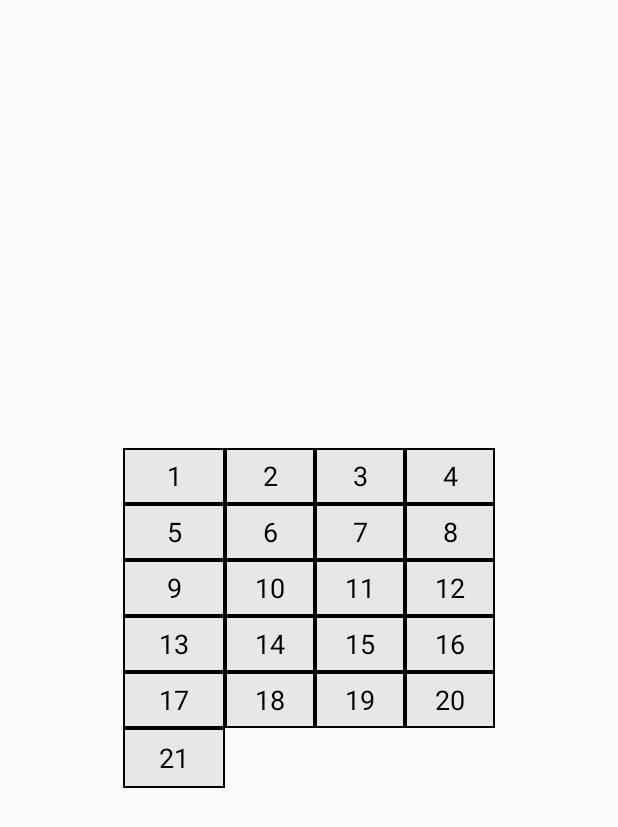
After one commit to jittanan14/Yhinyhang-master, an Android app: the TableQuestionActivity screen opened directly, with no data from a screen before it, on a phone screen of 412 x 824 dp. The commit adds this screen. Shown: the top 827 px of the screen. Run offline under Robolectric (Android 15) with nearby library versions, the light colour scheme and no system bars.

Commit message:
create table and push change question page (finding how to)

```diff
--- a/app/src/main/java/com/example/jittanan/yhinyhang/Fragments/Fragment_profile.java
+++ b/app/src/main/java/com/example/jittanan/yhinyhang/Fragments/Fragment_profile.java
@@ -4,15 +4,19 @@ package com.example.jittanan.yhinyhang.Fragments;
 import android.content.Intent;
 import android.content.SharedPreferences;
 import android.os.Bundle;
+import android.os.Handler;
 import android.support.v4.app.Fragment;
+import android.support.v4.widget.SwipeRefreshLayout;
 import android.view.LayoutInflater;
 import android.view.View;
 import android.view.ViewGroup;
 import android.widget.LinearLayout;
 import android.widget.TextView;
+import android.widget.Toast;
 
 import com.example.jittanan.yhinyhang.Question;
 import com.example.jittanan.yhinyhang.R;
+import com.example.jittanan.yhinyhang.api.RetrofitClient;
 import com.squareup.picasso.Picasso;
 
 import de.hdodenhof.circleimageview.CircleImageView;
@@ -26,10 +30,11 @@ public class Fragment_profile extends Fragment {
 
     private CircleImageView userProfile;
     private TextView emailTextView, usernameTextView, genderTextView, birthdayTextView, elementTextView, foodLoseTextView, bodyTextView, numYhinTextView, numYhangTextView;
-
     private SharedPreferences sp;
     private String PREF_NAME = "Log in";
     private LinearLayout layout_Gotoquestion;
+    private SwipeRefreshLayout swipeRefreshLayout;
+    RetrofitClient retro ;
 
     public Fragment_profile() {
         // Required empty public constructor
@@ -43,7 +48,6 @@ public class Fragment_profile extends Fragment {
         userProfile = view.findViewById(R.id.user_profile);
         layout_Gotoquestion = view.findViewById(R.id.layout_Gotoquestion);
         sp = getActivity().getSharedPreferences(PREF_NAME, MODE_PRIVATE);
-
         emailTextView = view.findViewById(R.id.email_text_view);
         usernameTextView = view.findViewById(R.id.username_text_view);
         genderTextView = view.findViewById(R.id.gender_text_view);
@@ -55,6 +59,10 @@ public class Fragment_profile extends Fragment {
         numYhangTextView = view.findViewById(R.id.num_yhang_text_view);
         userProfile = view.findViewById(R.id.user_profile);
 
+        //Pull to Refresh
+        swipeRefreshLayout = view.findViewById(R.id.swipe_refresh_layout);
+
+
 
         String email    = sp.getString("email", "");
         String username = sp.getString("username", "");
@@ -64,8 +72,8 @@ public class Fragment_profile extends Fragment {
         String foodLose = sp.getString("foodLose", "");
         String image    = sp.getString("image", "");
         String body     = sp.getString("body", "");
-        String numYhin  = sp.getString("numYhin", "");
-        String numYhang = sp.getString("numYhang", "");
+      final  String numYhin  = sp.getString("numYhin", "");
+      final  String numYhang = sp.getString("numYhang", "");
 
 
         emailTextView.setText(email);
@@ -105,9 +113,40 @@ public class Fragment_profile extends Fragment {
             }
         });
 
+        swipeRefreshLayout.setOnRefreshListener(new SwipeRefreshLayout.OnRefreshListener() {
+            @Override
+           public void onRefresh() {
+
+                Toast.makeText(getContext(),"Refresh",Toast.LENGTH_SHORT).show();
+
+                new Handler().postDelayed(new Runnable() {
+                    @Override
+                    public void run() {
+                        swipeRefreshLayout.setRefreshing(false);
+
+                    }
+                }, 200);
+
+            }
+        });
+//
+//        Call<User> call = retro.getApi().updateYhinYhang(numYhin,numYhang);
+//        call.enqueue(new Callback<DefaultResponse>() {
+//            @Override
+//            public void onResponse(Call<DefaultResponse> call, Response<DefaultResponse> response) {
+//                DefaultResponse res = response.body();
+////                if(res.isStatus()){
+////
+////                }
+//            }
+//
+//            @Override
+//            public void onFailure(Call<DefaultResponse> call, Throwable t) {
+//
+//            }
+//        });
+
         return view;
     }
 
-
-
 }
--- /dev/null
+++ b/app/src/main/java/com/example/jittanan/yhinyhang/TableQuestionActivity.java
@@ -0,0 +1,14 @@
+package com.example.jittanan.yhinyhang;
+
+import android.support.v7.app.AppCompatActivity;
+import android.os.Bundle;
+
+public class TableQuestionActivity extends AppCompatActivity {
+
+    @Override
+    protected void onCreate(Bundle savedInstanceState) {
+        super.onCreate(savedInstanceState);
+        setContentView(R.layout.activity_layout_numbertable_question);
+        getSupportActionBar().hide();
+    }
+}
--- /dev/null
+++ b/app/src/main/res/drawable/bg_grey.xml
@@ -0,0 +1,9 @@
+<?xml version="1.0" encoding="utf-8"?>
+<shape xmlns:android="http://schemas.android.com/apk/res/android"
+    android:shape="rectangle">
+
+    <solid android:color="#9B9B9B"/>
+    <corners android:radius="15dp" />
+
+
+</shape>
--- /dev/null
+++ b/app/src/main/res/drawable/bg_login_text.xml
@@ -0,0 +1,9 @@
+<?xml version="1.0" encoding="utf-8"?>
+<shape xmlns:android="http://schemas.android.com/apk/res/android"
+android:shape="rectangle">
+
+<solid android:color="#E7E7E7"/>
+<corners android:radius="15dp" />
+
+
+</shape>
--- /dev/null
+++ b/app/src/main/res/drawable/bg_table.xml
@@ -0,0 +1,4 @@
+<shape xmlns:android="http://schemas.android.com/apk/res/android" android:shape="rectangle" >
+    <solid android:color="#E7E7E7" />
+    <stroke android:width="1dip" android:color="#000"/>
+</shape>
--- /dev/null
+++ b/app/src/main/res/layout/activity_layout_numbertable_question.xml
@@ -0,0 +1,283 @@
+<?xml version="1.0" encoding="utf-8"?>
+<RelativeLayout xmlns:android="http://schemas.android.com/apk/res/android"
+    xmlns:tools="http://schemas.android.com/tools"
+    android:layout_width="match_parent"
+    android:layout_height="match_parent"
+    android:orientation="vertical"
+    tools:context=".TableQuestionActivity">
+
+    <LinearLayout
+        android:id="@+id/layout_table"
+        android:layout_width="wrap_content"
+        android:layout_height="wrap_content"
+        android:layout_centerInParent="true">
+
+
+        <TableLayout
+            android:layout_width="wrap_content"
+            android:layout_height="wrap_content">
+
+            <TableRow
+                android:layout_width="match_parent"
+                android:layout_height="match_parent">
+
+                <TextView
+                    android:id="@+id/bt1"
+                    android:layout_width="60dp"
+                    android:layout_height="37dp"
+                    android:background="@drawable/bg_table"
+                    android:gravity="center"
+                    android:text="1"
+                    android:textColor="#000"
+                    android:textSize="18dp"
+
+                    />
+
+                <TextView
+                    android:id="@+id/bt2"
+                    android:layout_width="60dp"
+                    android:layout_height="37dp"
+                    android:background="@drawable/bg_table"
+                    android:gravity="center"
+                    android:text="2"
+                    android:textColor="#000"
+                    android:textSize="18dp" />
+
+
+                <TextView
+                    android:id="@+id/bt3"
+                    android:layout_width="60dp"
+                    android:layout_height="37dp"
+                    android:background="@drawable/bg_table"
+                    android:gravity="center"
+                    android:text="3"
+                    android:textColor="#000"
+                    android:textSize="18dp" />
+
+                <TextView
+                    android:id="@+id/bt4"
+                    android:layout_width="60dp"
+                    android:layout_height="37dp"
+                    android:background="@drawable/bg_table"
+                    android:gravity="center"
+                    android:text="4"
+                    android:textColor="#000"
+                    android:textSize="18dp" />
+            </TableRow>
+
+            <TableRow
+                android:layout_width="match_parent"
+                android:layout_height="match_parent">
+
+                <TextView
+                    android:id="@+id/bt5"
+                    android:layout_width="60dp"
+                    android:layout_height="37dp"
+                    android:background="@drawable/bg_table"
+                    android:text="5"
+                    android:gravity="center"
+                    android:textSize="18dp"
+                    android:textColor="#000"
+                    />
+
+                <TextView
+                    android:id="@+id/bt6"
+                    android:layout_width="60dp"
+                    android:layout_height="37dp"
+                    android:background="@drawable/bg_table"
+                    android:text="6"
+                    android:gravity="center"
+                    android:textSize="18dp"
+                    android:textColor="#000"
+                    />
+
+                <TextView
+                    android:id="@+id/bt7"
+                    android:layout_width="60dp"
+                    android:layout_height="37dp"
+                    android:background="@drawable/bg_table"
+                    android:text="7"
+                    android:gravity="center"
+                    android:textSize="18dp"
+                    android:textColor="#000"
+                    />
+
+                <TextView
+                    android:id="@+id/bt8"
+                    android:layout_width="60dp"
+                    android:layout_height="37dp"
+                    android:background="@drawable/bg_table"
+                    android:text="8"
+                    android:gravity="center"
+                    android:textSize="18dp"
+                    android:textColor="#000"
+                    />
+            </TableRow>
+
+            <TableRow
+                android:layout_width="match_parent"
+                android:layout_height="match_parent">
+
+                <TextView
+                    android:id="@+id/bt9"
+                    android:layout_width="60dp"
+                    android:layout_height="37dp"
+                    android:background="@drawable/bg_table"
+                    android:text="9"
+                    android:gravity="center"
+                    android:textSize="18dp"
+                    android:textColor="#000"
+                    />
+
+                <TextView
+                    android:id="@+id/bt10"
+                    android:layout_width="60dp"
+                    android:layout_height="37dp"
+                    android:background="@drawable/bg_table"
+                    android:text="10"
+                    android:gravity="center"
+                    android:textSize="18dp"
+                    android:textColor="#000"
+                    />
+
+                <TextView
+                    android:id="@+id/bt11"
+                    android:layout_width="60dp"
+                    android:layout_height="37dp"
+                    android:background="@drawable/bg_table"
+                    android:text="11"
+                    android:gravity="center"
+                    android:textSize="18dp"
+                    android:textColor="#000"
+                    />
+
+                <TextView
+                    android:id="@+id/bt12"
+                    android:layout_width="60dp"
+                    android:layout_height="37dp"
+                    android:background="@drawable/bg_table"
+                    android:text="12"
+                    android:gravity="center"
+                    android:textSize="18dp"
+                    android:textColor="#000"
+                    />
+            </TableRow>
+
+            <TableRow
+                android:layout_width="match_parent"
+                android:layout_height="match_parent">
+
+                <TextView
+                    android:id="@+id/bt13"
+                    android:layout_width="60dp"
+                    android:layout_height="37dp"
+                    android:background="@drawable/bg_table"
+                    android:text="13"
+                    android:gravity="center"
+                    android:textSize="18dp"
+                    android:textColor="#000"
+                    />
+
+                <TextView
+                    android:id="@+id/bt14"
+                    android:layout_width="60dp"
+                    android:layout_height="37dp"
+                    android:background="@drawable/bg_table"
+                    android:text="14"
+                    android:gravity="center"
+                    android:textSize="18dp"
+                    android:textColor="#000"
+                    />
+
+                <TextView
+                    android:id="@+id/bt15"
+                    android:layout_width="60dp"
+                    android:layout_height="37dp"
+                    android:background="@drawable/bg_table"
+                    android:text="15"
+                    android:gravity="center"
+                    android:textSize="18dp"
+                    android:textColor="#000"
+                    />
+
+                <TextView
+                    android:id="@+id/bt16"
+                    android:layout_width="60dp"
+                    android:layout_height="37dp"
+                    android:background="@drawable/bg_table"
+                    android:text="16"
+                    android:gravity="center"
+                    android:textSize="18dp"
+                    android:textColor="#000"
+                    />
+            </TableRow>
+
+            <TableRow
+                android:layout_width="match_parent"
+                android:layout_height="match_parent">
+
+                <TextView
+                    android:id="@+id/bt17"
+                    android:layout_width="60dp"
+                    android:layout_height="37dp"
+                    android:background="@drawable/bg_table"
+                    android:gravity="center"
+                    android:textSize="18dp"
+                    android:text="17"
+                    android:textColor="#000"
+                    />
+
+                <TextView
+                    android:id="@+id/bt18"
+                    android:layout_width="60dp"
+                    android:layout_height="37dp"
+                    android:background="@drawable/bg_table"
+                    android:text="18"
+                    android:gravity="center"
+                    android:textSize="18dp"
+                    android:textColor="#000"
+                    />
+
+                <TextView
+                    android:id="@+id/bt19"
+                    android:layout_width="60dp"
+                    android:layout_height="37dp"
+                    android:background="@drawable/bg_table"
+                    android:text="19"
+                    android:gravity="center"
+                    android:textSize="18dp"
+                    android:textColor="#000"
+                    />
+                <TextView
+                    android:id="@+id/bt20"
+                    android:layout_width="60dp"
+                    android:layout_height="37dp"
+                    android:background="@drawable/bg_table"
+                    android:text="20"
+                    android:gravity="center"
+                    android:textSize="18dp"
+                    android:textColor="#000"
+                    />
+            </TableRow>
+
+            <TableRow
+                android:layout_width="match_parent"
+                android:layout_height="match_parent">
+
+                <TextView
+                    android:id="@+id/bt21"
+                    android:layout_width="68dp"
+                    android:layout_height="40dp"
+                    android:background="@drawable/bg_table"
+                    android:gravity="center"
+                    android:text="21"
+                    android:textColor="#000"
+                    android:textSize="18dp" />
+
+            </TableRow>
+
+        </TableLayout>
+
+    </LinearLayout>
+
+</RelativeLayout>
--- a/app/src/main/res/layout/activity_log_in.xml
+++ b/app/src/main/res/layout/activity_log_in.xml
@@ -8,41 +8,33 @@
     android:orientation="vertical"
     tools:context=".LoginActivity">
 
-    <RelativeLayout
-        android:id="@+id/yhin"
-        android:layout_width="wrap_content"
+
+    <LinearLayout
+        android:id="@+id/layout1"
+        android:layout_width="match_parent"
         android:layout_height="wrap_content"
-        android:layout_centerHorizontal="true">
+        android:layout_centerVertical="true"
+        android:layout_marginLeft="20dp"
+        android:layout_marginRight="20dp"
+        android:background="@drawable/bg_main2"
+        android:orientation="vertical"
+        android:padding="10dp">
 
 
 
         <TextView
             android:id="@+id/yhinyhang"
-            android:layout_width="wrap_content"
+            android:layout_width="match_parent"
             android:layout_height="wrap_content"
-            android:layout_marginTop="270dp"
             android:fontFamily="@font/printable4u"
-            android:text="YIN YANG"
-            android:textColor="#F5F3F3"
+            android:text=" YIN YANG "
+            android:textColor="#000"
             android:textSize="50dp"
             android:textStyle="bold"
+            android:gravity="center_horizontal"
             />
 
 
-    </RelativeLayout>
-
-    <LinearLayout
-        android:id="@+id/layout1"
-        android:layout_width="match_parent"
-        android:layout_height="wrap_content"
-        android:layout_below="@+id/yhin"
-        android:layout_centerVertical="true"
-        android:layout_marginLeft="20dp"
-        android:layout_marginTop="1dp"
-        android:layout_marginRight="20dp"
-        android:background="@drawable/bg_main2"
-        android:orientation="vertical"
-        android:padding="10dp">
 
         <EditText
             android:id="@+id/TextEmail_login"
@@ -92,7 +84,7 @@
                 android:fontFamily="@font/printable4u"
                 android:gravity="center"
                 android:text="Sign in"
-                android:textSize="40px"
+                android:textSize="50px"
                 android:textStyle="bold"
 
                 />
@@ -120,7 +112,7 @@
                 android:fontFamily="@font/printable4u"
                 android:gravity="center"
                 android:text="Sign up"
-                android:textSize="40px"
+                android:textSize="50px"
                 android:textStyle="bold"
 
                 />
--- a/app/src/main/res/layout/activity_register.xml
+++ b/app/src/main/res/layout/activity_register.xml
@@ -12,7 +12,7 @@
         android:id="@+id/toolbar"
         android:layout_width="match_parent"
         android:layout_height="55dp"
-        android:background="@drawable/bg_black"
+        android:background="#000"
         android:baselineAligned="false" />
 
     <TextView
@@ -49,6 +49,8 @@
             android:paddingLeft="20dp"
             android:paddingRight="20dp">
 
+
+
             <de.hdodenhof.circleimageview.CircleImageView
                 xmlns:app="http://schemas.android.com/apk/res-auto"
                 android:id="@+id/pic_user"
@@ -58,17 +60,28 @@
                 android:layout_marginTop="25dp"
                 android:src="@drawable/ic_account_circle_black_24dp" />
 
+        <LinearLayout
+            android:id="@+id/layout"
+            android:layout_width="match_parent"
+            android:layout_height="wrap_content"
+            android:layout_centerVertical="true"
+            android:layout_marginTop="10dp"
+            android:background="@drawable/bg_login_text"
+            android:orientation="vertical"
+            android:padding="10dp">
+
             <android.support.design.widget.TextInputLayout
                 android:id="@+id/TextEmail"
                 android:layout_width="match_parent"
                 android:layout_height="wrap_content"
                 android:layout_marginTop="10dp"
-                android:background="@drawable/bg_main2"
+                android:background="@drawable/bg_login_text"
                 android:paddingLeft="10dp"
                 android:paddingRight="10dp"
                 app:counterEnabled="true"
                 app:counterMaxLength="100"
                 app:errorEnabled="true">
+
 
                 <android.support.design.widget.TextInputEditText
                     android:layout_width="match_parent"
@@ -81,7 +94,7 @@
                     android:textColorHint="#708090" />
 
             </android.support.design.widget.TextInputLayout>
-
+        </LinearLayout>
             <LinearLayout
                 android:id="@+id/layout5"
                 android:layout_width="match_parent"
@@ -89,7 +102,7 @@
                 android:layout_below="@+id/layout4"
                 android:layout_centerVertical="true"
                 android:layout_marginTop="10dp"
-                android:background="@drawable/bg_main2"
+                android:background="@drawable/bg_login_text"
                 android:orientation="horizontal"
                 android:padding="10dp">
 
@@ -153,7 +166,7 @@
                 android:layout_below="@+id/layout5"
                 android:layout_centerVertical="true"
                 android:layout_marginTop="10dp"
-                android:background="@drawable/bg_main2"
+                android:background="@drawable/bg_login_text"
                 android:orientation="vertical"
                 android:padding="10dp">
 
@@ -345,7 +358,7 @@
                 android:layout_below="@+id/layout7"
                 android:layout_centerVertical="true"
                 android:layout_marginTop="10dp"
-                android:background="@drawable/bg_main2"
+                android:background="@drawable/bg_login_text"
                 android:orientation="vertical"
                 android:padding="10dp">
 
--- a/app/src/main/res/layout/fragment_profile.xml
+++ b/app/src/main/res/layout/fragment_profile.xml
@@ -7,6 +7,10 @@
 
     <!-- TODO: Update blank fragment layout -->
 
+    <android.support.v4.widget.SwipeRefreshLayout
+        android:id="@+id/swipe_refresh_layout"
+        android:layout_width="wrap_content"
+        android:layout_height="wrap_content">
     <ScrollView
         android:layout_width="match_parent"
         android:layout_height="match_parent">
@@ -109,7 +113,7 @@
                 android:layout_below="@+id/layout_all"
                 android:layout_centerVertical="true"
                 android:layout_marginTop="10dp"
-                android:background="@drawable/bg_black"
+                android:background="@drawable/bg_grey"
                 android:orientation="vertical"
                 android:padding="10dp">
 
@@ -257,5 +261,5 @@
         </LinearLayout>
 
     </ScrollView>
-
+    </android.support.v4.widget.SwipeRefreshLayout>
 </FrameLayout>
```
Also changed, not shown: app/src/main/AndroidManifest.xml (+10 -8 lines), app/src/main/java/com/example/jittanan/yhinyhang/api/Api.java (+7 -0 lines), app/src/main/res/drawable/bg_main2.xml (indentation only).
